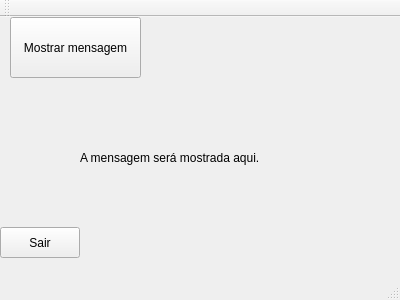
First picture: the form in primeira_interface/telaprincipal.ui, repository rafaelnwitter/QT_projetos, before the edit.
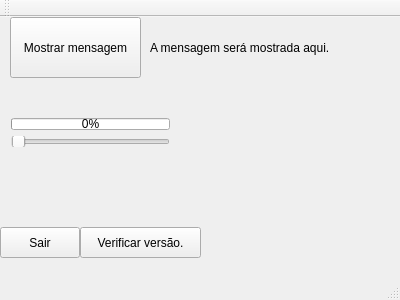
Second picture: the form after the edit.

Commit message: Adicionado ao projeto primeira_interface um slider com uma barra de progresso. E adicionado uma 'messageBox'.

Patch:
```diff
--- a/primeira_interface/telaprincipal.ui
+++ b/primeira_interface/telaprincipal.ui
@@ -43,8 +43,8 @@
    <widget class="QLabel" name="label">
     <property name="geometry">
      <rect>
-      <x>80</x>
-      <y>120</y>
+      <x>150</x>
+      <y>10</y>
       <width>241</width>
       <height>41</height>
      </rect>
@@ -53,6 +53,48 @@
      <string>A mensagem será mostrada aqui.</string>
     </property>
    </widget>
+   <widget class="QWidget" name="layoutWidget">
+    <property name="geometry">
+     <rect>
+      <x>0</x>
+      <y>90</y>
+      <width>181</width>
+      <height>51</height>
+     </rect>
+    </property>
+    <layout class="QVBoxLayout" name="verticalLayout">
+     <item>
+      <widget class="QProgressBar" name="progressBar">
+       <property name="maximum">
+        <number>101</number>
+       </property>
+       <property name="value">
+        <number>0</number>
+       </property>
+      </widget>
+     </item>
+     <item>
+      <widget class="QSlider" name="horizontalSlider">
+       <property name="orientation">
+        <enum>Qt::Horizontal</enum>
+       </property>
+      </widget>
+     </item>
+    </layout>
+   </widget>
+   <widget class="QPushButton" name="pushButton_2">
+    <property name="geometry">
+     <rect>
+      <x>80</x>
+      <y>210</y>
+      <width>121</width>
+      <height>31</height>
+     </rect>
+    </property>
+    <property name="text">
+     <string>Verificar versão.</string>
+    </property>
+   </widget>
   </widget>
   <widget class="QMenuBar" name="menuBar">
    <property name="geometry">
```
Left out of the diff: 20 changed lines with no effect on the pictures. The commit also changes 7 other files.
